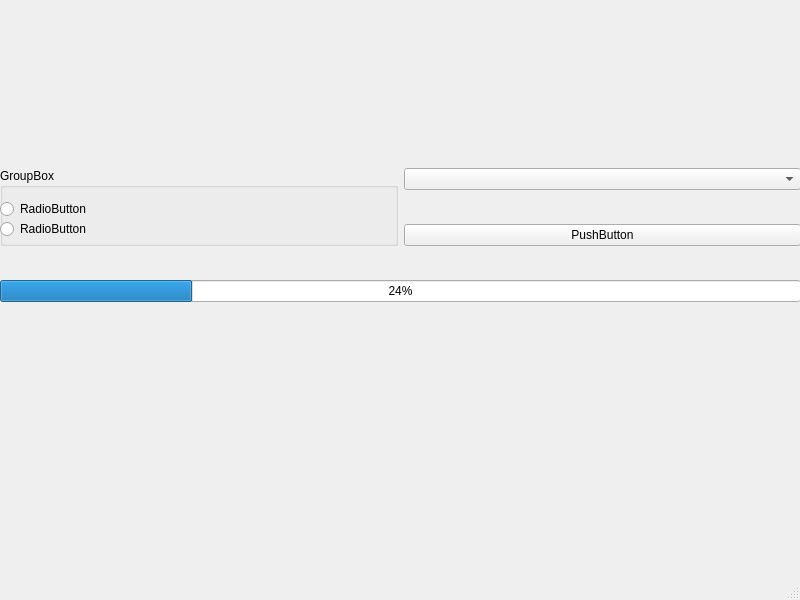
Old version of the form Qt/Lesson 4 Widgets/L4/mainwindow.ui in the repository nitmes/C-.
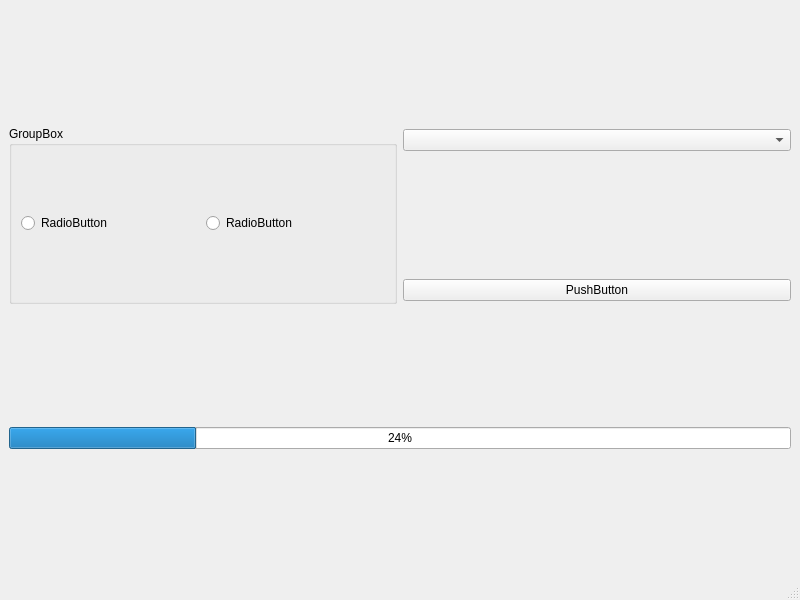
New version of the form.

```diff
--- a/Qt/Lesson 4 Widgets/L4/mainwindow.ui
+++ b/Qt/Lesson 4 Widgets/L4/mainwindow.ui
@@ -14,15 +14,8 @@
    <string>MainWindow</string>
   </property>
   <widget class="QWidget" name="centralwidget">
-   <widget class="QWidget" name="">
-    <property name="geometry">
-     <rect>
-      <x>0</x>
-      <y>140</y>
-      <width>801</width>
-      <height>191</height>
-     </rect>
-    </property>
+   <layout class="QHBoxLayout" name="horizontalLayout">
+    <item>
     <layout class="QGridLayout" name="gridLayout">
      <item row="0" column="1">
       <widget class="QComboBox" name="comboBox"/>
@@ -39,32 +32,22 @@
        <property name="title">
         <string>GroupBox</string>
        </property>
-       <widget class="QRadioButton" name="radioButton">
-        <property name="geometry">
-         <rect>
-          <x>0</x>
-          <y>30</y>
-          <width>391</width>
-          <height>22</height>
-         </rect>
-        </property>
-        <property name="text">
-         <string>RadioButton</string>
-        </property>
-       </widget>
+        <layout class="QHBoxLayout" name="horizontalLayout_2">
+         <item>
        <widget class="QRadioButton" name="radioButton_2">
-        <property name="geometry">
-         <rect>
-          <x>0</x>
-          <y>50</y>
-          <width>391</width>
-          <height>22</height>
-         </rect>
-        </property>
+           <property name="text">
+            <string>RadioButton</string>
+           </property>
+          </widget>
+         </item>
+         <item>
+          <widget class="QRadioButton" name="radioButton">
         <property name="text">
          <string>RadioButton</string>
         </property>
        </widget>
+         </item>
+        </layout>
       </widget>
      </item>
      <item row="1" column="1">
@@ -75,7 +58,8 @@
       </widget>
      </item>
     </layout>
-   </widget>
+    </item>
+   </layout>
   </widget>
   <widget class="QMenuBar" name="menubar">
    <property name="geometry">
```
Lines whose indentation alone changed are shown as unchanged.
